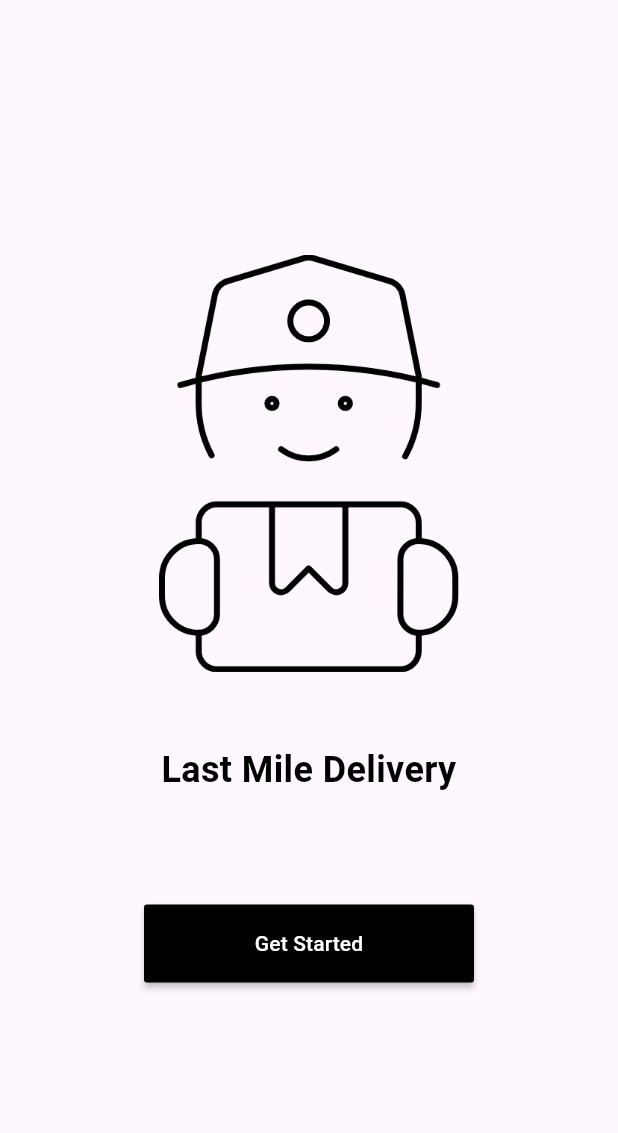
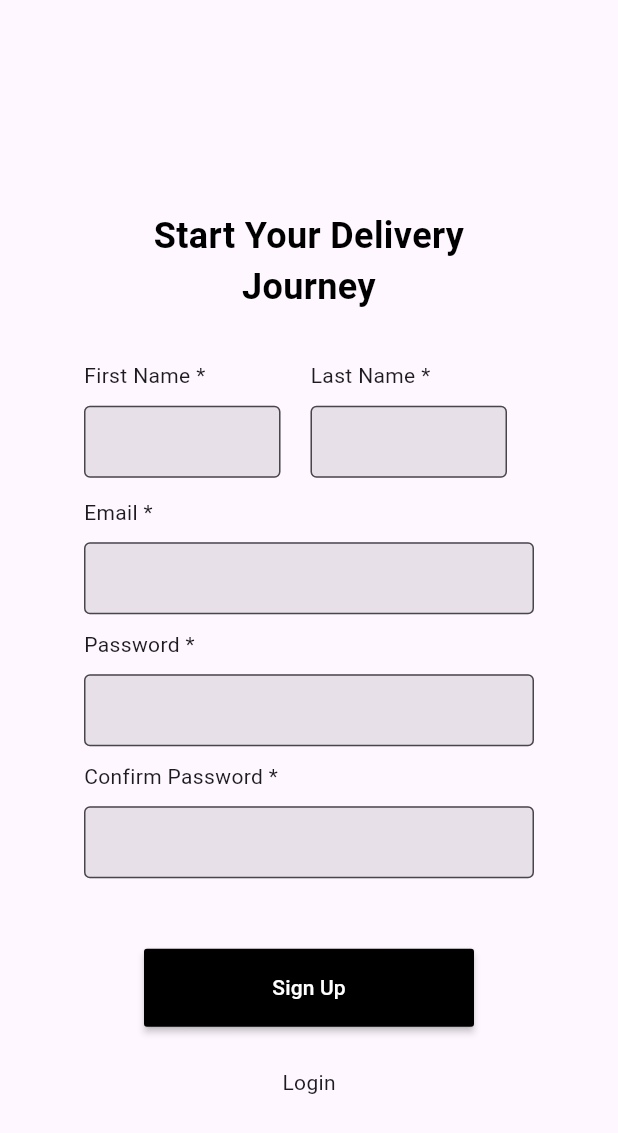
Before and after one commit to yushulx/flutter-last-mile-delivery, a Flutter app: the screen it shows after launch, after a tap on "Get Started", on a phone screen of 412 x 824 dp. Shown: the top 1133 px of the screen. Run offline on Flutter 3.47's test engine with Material 2 defaults, Android fonts, the phone set to English and light mode, and no system bars.

Commit message:
Added signup_page.dart

```diff
--- a/lib/main.dart
+++ b/lib/main.dart
@@ -1,4 +1,6 @@
 import 'package:flutter/material.dart';
+
+import 'signup_page.dart';
 
 void main() {
   runApp(const MyApp());
@@ -82,7 +84,14 @@ class _MyHomePageState extends State<MyHomePage> {
               width: 220,
               height: 52,
               child: MaterialButton(
-                onPressed: () {},
+                onPressed: () {
+                  Navigator.push(
+                    context,
+                    MaterialPageRoute(
+                      builder: (context) => const SingUpPage(),
+                    ),
+                  );
+                },
                 color: Colors.black,
                 child: const Text(
                   'Get Started',
--- /dev/null
+++ b/lib/signup_page.dart
@@ -0,0 +1,196 @@
+import 'package:flutter/material.dart';
+
+class SingUpPage extends StatefulWidget {
+  const SingUpPage({super.key});
+
+  @override
+  State<SingUpPage> createState() => _SingUpPageState();
+}
+
+class _SingUpPageState extends State<SingUpPage> {
+  final _inputDecoration = const InputDecoration(
+    filled: true,
+    border: OutlineInputBorder(),
+  );
+
+  @override
+  Widget build(BuildContext context) {
+    return Scaffold(
+      body: Center(
+        child: SingleChildScrollView(
+            child: Column(
+          // mainAxisAlignment: MainAxisAlignment.center,
+          children: <Widget>[
+            const SizedBox(
+              height: 48,
+            ),
+            const SizedBox(
+              width: 252,
+              height: 90,
+              child: Text(
+                'Start Your Delivery Journey',
+                textAlign: TextAlign.center,
+                style: TextStyle(
+                  color: Colors.black,
+                  fontSize: 24,
+                  fontWeight: FontWeight.bold,
+                ),
+              ),
+            ),
+            const SizedBox(
+              height: 10,
+            ),
+            SizedBox(
+                width: 300,
+                height: 81,
+                child: Row(children: [
+                  Column(
+                      crossAxisAlignment: CrossAxisAlignment.start,
+                      children: [
+                        const Text('First Name *'),
+                        const SizedBox(
+                          height: 10,
+                        ),
+                        SizedBox(
+                          width: 131,
+                          height: 48,
+                          child: TextFormField(
+                            decoration: _inputDecoration,
+                            validator: (value) {
+                              if (value == null || value.isEmpty) {
+                                return 'Please enter your first name';
+                              }
+                              return null;
+                            },
+                          ),
+                        ),
+                      ]),
+                  const SizedBox(
+                    width: 20,
+                  ),
+                  Column(
+                      crossAxisAlignment: CrossAxisAlignment.start,
+                      children: [
+                        const Text('Last Name *'),
+                        const SizedBox(
+                          height: 10,
+                        ),
+                        SizedBox(
+                            width: 131,
+                            height: 48,
+                            child: TextFormField(
+                              decoration: _inputDecoration,
+                              validator: (value) {
+                                if (value == null || value.isEmpty) {
+                                  return 'Please enter your last name';
+                                }
+                                return null;
+                              },
+                            )),
+                      ]),
+                ])),
+            const SizedBox(
+              height: 10,
+            ),
+            Column(crossAxisAlignment: CrossAxisAlignment.start, children: [
+              const Text('Email *'),
+              const SizedBox(
+                height: 10,
+              ),
+              SizedBox(
+                  width: 300,
+                  height: 48,
+                  child: TextFormField(
+                    decoration: _inputDecoration,
+                    validator: (value) {
+                      if (value == null || value.isEmpty) {
+                        return 'Please enter your email';
+                      }
+                      // Add more complex validation here if needed
+                      return null;
+                    },
+                  )),
+            ]),
+            const SizedBox(
+              height: 10,
+            ),
+            Column(crossAxisAlignment: CrossAxisAlignment.start, children: [
+              const Text('Password *'),
+              const SizedBox(
+                height: 10,
+              ),
+              SizedBox(
+                  width: 300,
+                  height: 48,
+                  child: TextFormField(
+                    decoration: _inputDecoration,
+                    obscureText: true,
+                    validator: (value) {
+                      if (value == null || value.isEmpty) {
+                        return 'Please enter your password';
+                      }
+                      // Add more complex validation here if needed
+                      return null;
+                    },
+                  )),
+            ]),
+            const SizedBox(
+              height: 10,
+            ),
+            Column(
+              crossAxisAlignment: CrossAxisAlignment.start,
+              children: [
+                const Text('Confirm Password *'),
+                const SizedBox(
+                  height: 10,
+                ),
+                SizedBox(
+                    width: 300,
+                    height: 48,
+                    child: TextFormField(
+                      decoration: _inputDecoration,
+                      obscureText: true,
+                      validator: (value) {
+                        if (value == null || value.isEmpty) {
+                          return 'Please confirm your password';
+                        }
+                        // Add more complex validation here if needed
+                        return null;
+                      },
+                    )),
+              ],
+            ),
+            const SizedBox(
+              height: 47,
+            ),
+            SizedBox(
+              width: 220,
+              height: 52,
+              child: MaterialButton(
+                onPressed: () {
+                  Navigator.push(
+                    context,
+                    MaterialPageRoute(
+                      builder: (context) => const SingUpPage(),
+                    ),
+                  );
+                },
+                color: Colors.black,
+                child: const Text(
+                  'Sign Up',
+                  style: TextStyle(
+                    color: Colors.white,
+                  ),
+                ),
+              ),
+            ),
+            const SizedBox(
+              height: 27,
+            ),
+            const Text('Login')
+          ],
+        )),
+      ),
+    );
+  }
+}
```
